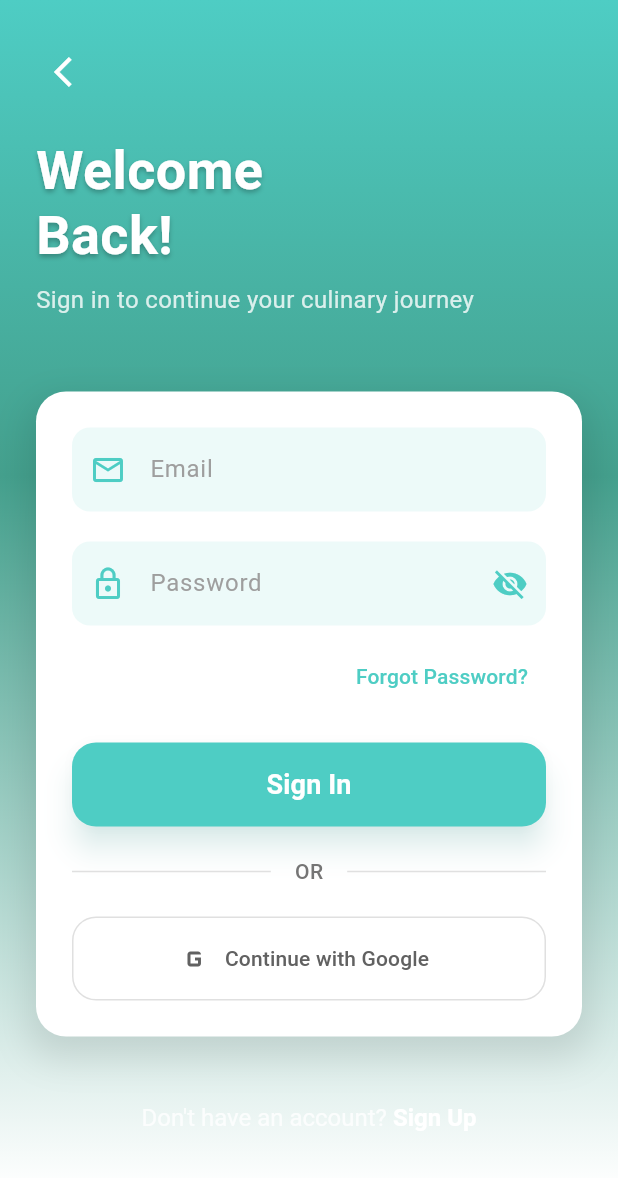
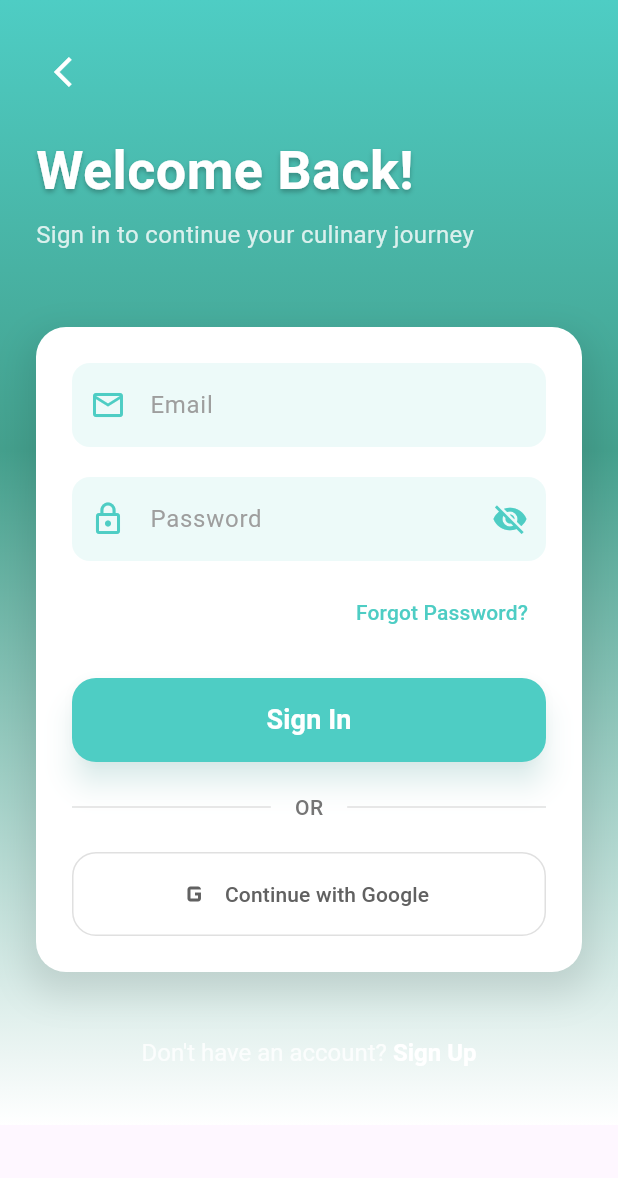
Before and after one commit to Alan0602/SyncEat, a Flutter app: the screen it shows after launch, after a tap on "Already have an account? Sign In", on a phone screen of 412 x 824 dp. Shown: the top 1178 px of the screen. Run offline on Flutter 3.47's test engine with Material 3 defaults, Android fonts, the phone set to English and light mode, and no system bars.

Commit message:
Icon changed

```diff
--- a/lib/core/constants/image_constant.dart
+++ b/lib/core/constants/image_constant.dart
@@ -1,3 +1,3 @@
 class ImageConstant {
-  static String logo = 'lib\\core\\utils\\images\\synceatlogo.png';
+  static String logo = 'lib/core/utils/images/synceatlogo.png';
 }
--- a/lib/presentation/getStarted/getstarted_screen.dart
+++ b/lib/presentation/getStarted/getstarted_screen.dart
@@ -1,7 +1,10 @@
+// ignore_for_file: deprecated_member_use
+
 import 'package:flutter/material.dart';
 import 'package:flutter/services.dart';
-import 'package:synceat/presentation/widgets/auth/login_Screen.dart';
+import 'package:synceat/presentation/widgets/auth/login_screen.dart';
 import 'package:synceat/presentation/widgets/auth/signin_screen.dart';
+import 'package:synceat/core/constants/image_constant.dart';
 
 // Get Started Page
 class GetStartedPage extends StatelessWidget {
@@ -31,20 +34,19 @@ class GetStartedPage extends StatelessWidget {
                     children: [
                       // Logo
                       Container(
-                        width: 130,
-                        height: 130,
+                        width: 230, // Match the image size
+                        height: 230, // Match the image size
                         decoration: BoxDecoration(
                           borderRadius: BorderRadius.circular(30),
                         ),
-                        child: const Image(
-                          image: AssetImage(
-                            'lib\\core\\utils\\images\\synceatlogo.png',
-                          ),
+                        child: Image(
+                          height: 230,
+                          width: 230,
+                          image: AssetImage(ImageConstant.logo),
                           fit: BoxFit.contain,
                         ),
                       ),
-
-                      const SizedBox(height: 40),
+                      const SizedBox(height: 30),
 
                       // App Name
                       Row(
@@ -55,6 +57,7 @@ class GetStartedPage extends StatelessWidget {
                             style: TextStyle(
                               fontSize: 36,
                               fontWeight: FontWeight.bold,
+                              fontFamily: 'Lufga',
                               color: Colors.black87,
                               letterSpacing: 2,
                               shadows: [
@@ -70,6 +73,7 @@ class GetStartedPage extends StatelessWidget {
                             'Eat',
                             style: TextStyle(
                               fontSize: 36,
+                              fontFamily: 'Lufga',
                               fontWeight: FontWeight.bold,
                               color: Color.fromARGB(255, 20, 137, 23),
                               letterSpacing: 2,
@@ -95,6 +99,7 @@ class GetStartedPage extends StatelessWidget {
                           fontSize: 18,
                           color: Colors.black45.withOpacity(0.9),
                           fontWeight: FontWeight.w300,
+                          fontFamily: 'Lufga',
                         ),
                       ),
 
@@ -106,6 +111,8 @@ class GetStartedPage extends StatelessWidget {
                         textAlign: TextAlign.center,
                         style: TextStyle(
                           fontSize: 16,
+                          fontFamily: 'Lufga',
+
                           color: Colors.black26.withOpacity(0.8),
                           height: 1.5,
                         ),
@@ -144,7 +151,7 @@ class GetStartedPage extends StatelessWidget {
                             elevation: 8,
                             shadowColor: Colors.black26,
                             shape: RoundedRectangleBorder(
-                              borderRadius: BorderRadius.circular(16),
+                              borderRadius: BorderRadius.circular(36),
                             ),
                           ),
                           child: const Text(
--- a/lib/presentation/widgets/auth/login_screen.dart
+++ b/lib/presentation/widgets/auth/login_screen.dart
@@ -1,6 +1,5 @@
 
 import 'package:flutter/material.dart';
-import 'package:flutter/services.dart';
 import 'package:synceat/presentation/widgets/auth/signin_screen.dart';
 
 // Login Page
@@ -57,7 +56,7 @@ class _LoginPageState extends State<LoginPage> {
 
                 // Welcome text
                 const Text(
-                  'Welcome\nBack!',
+                  'Welcome Back!',
                   style: TextStyle(
                     fontSize: 36,
                     fontWeight: FontWeight.bold,
--- a/lib/presentation/widgets/auth/signin_screen.dart
+++ b/lib/presentation/widgets/auth/signin_screen.dart
@@ -1,6 +1,6 @@
 // Sign Up Page
 import 'package:flutter/material.dart';
-import 'package:synceat/presentation/widgets/auth/login_Screen.dart';
+import 'package:synceat/presentation/widgets/auth/login_screen.dart';
 
 class SignUpPage extends StatefulWidget {
   const SignUpPage({Key? key}) : super(key: key);
--- a/lib/presentation/widgets/splashscreen/splashscreen.dart
+++ b/lib/presentation/widgets/splashscreen/splashscreen.dart
@@ -1,5 +1,6 @@
 import 'package:flutter/material.dart';
 import 'package:flutter/services.dart';
+import 'package:synceat/core/constants/image_constant.dart';
 import 'package:synceat/presentation/getStarted/getstarted_screen.dart';
 
 class SplashScreen extends StatefulWidget {
@@ -104,9 +105,9 @@ class _SplashScreenState extends State<SplashScreen>
                         decoration: BoxDecoration(
                           borderRadius: BorderRadius.circular(30),
                         ),
-                        child: const Image(
+                        child: Image(
                           image: AssetImage(
-                            'lib\\core\\utils\\images\\synceatlogo.png',
+                            ImageConstant.logo, // Replace with your logo path
                           ),
                           fit: BoxFit.contain,
                         ),
```
Also changed, not shown: pubspec.yaml (+2 -11 lines), lib/core/utils/images/synceatlogo.png, pubspec.lock, 5 other files.
